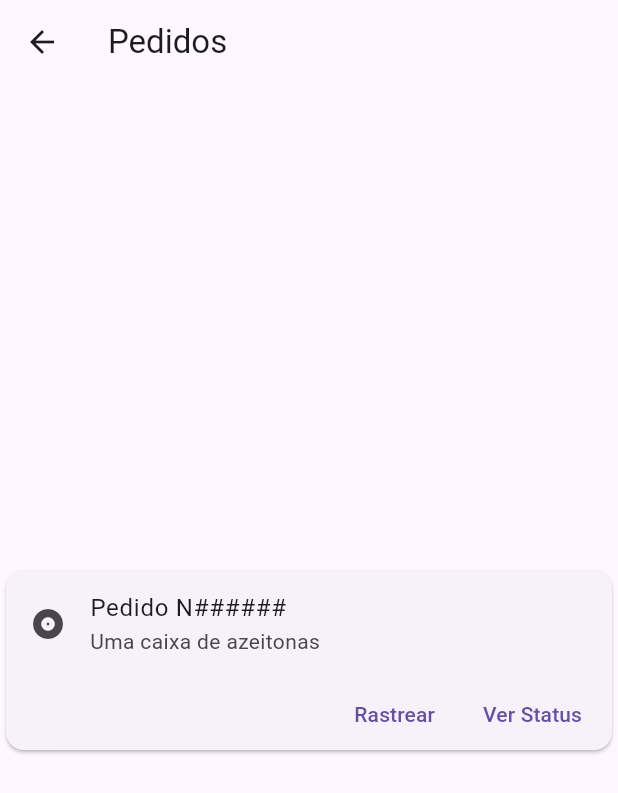
After one commit to Vitor-Vidotto/FirstFlutter-App, a Flutter app: the RastrearPedidoPage screen opened directly, after a tap on "Entrar", on a phone screen of 412 x 824 dp. The commit adds this screen. Shown: the top 793 px of the screen. Run offline on Flutter 3.47's test engine with Material 3 defaults, Android fonts, the phone set to English and light mode, and no system bars.

Commit message:
new search card

```diff
--- a/lib/view/home.dart
+++ b/lib/view/home.dart
@@ -1,5 +1,4 @@
 import 'package:flutter/material.dart';
-import 'package:flutter/widgets.dart';
 import 'package:flutter_application_1/view/menu.dart';
 
 class MyHomePage extends StatelessWidget {
@@ -11,9 +10,9 @@ class MyHomePage extends StatelessWidget {
   Widget build(BuildContext context) {
     return Scaffold(
       appBar: AppBar(
-        title: Text(this.title),
+        title: Text(title),
       ),
-      body: Column(children: [
+      body: Center(child: Column(children: [
         const Padding(
             padding: EdgeInsets.all(20.0),
             child: TextField(
@@ -31,10 +30,10 @@ class MyHomePage extends StatelessWidget {
               ),
             )),
         Padding(
-          padding: EdgeInsets.all(20.0),
+          padding: const EdgeInsets.all(20.0),
           child: TextButton(
             style: TextButton.styleFrom(
-              foregroundColor: Color.fromARGB(255, 13, 145, 101),
+              foregroundColor:  Color.fromARGB(255, 13, 145, 101),
             ),
             onPressed: () {
               Navigator.push(
@@ -48,6 +47,6 @@ class MyHomePage extends StatelessWidget {
           ),
         ),
       ]),
-    );
+    ),);
   }
 }
--- a/lib/view/menu.dart
+++ b/lib/view/menu.dart
@@ -1,5 +1,6 @@
 import 'package:flutter/material.dart';
 import 'package:flutter/widgets.dart';
+import 'package:flutter_application_1/view/pesquisa.dart';
 
 class RastrearPedidoPage extends StatelessWidget {
   const RastrearPedidoPage({super.key, required this.title});
@@ -30,7 +31,16 @@ class RastrearPedidoPage extends StatelessWidget {
           Padding(padding: EdgeInsets.all(20.0),child: TextButton(style: TextButton.styleFrom(
     foregroundColor: Color.fromARGB(255, 13, 145, 101),
   ),
-onPressed: () { },child: Text('Pesquisar'),),),
+  onPressed: () {
+              Navigator.push(
+                  context,
+                  MaterialPageRoute(
+                    builder: (context) =>
+                        const PedidoRastreado(title: "Pedidos"),
+                  ));
+            },
+            child: Text('Entrar'),
+          ),),
         ]
        ),
     );
--- /dev/null
+++ b/lib/view/pesquisa.dart
@@ -0,0 +1,45 @@
+import 'package:flutter/material.dart';
+
+class PedidoRastreado extends StatelessWidget {
+  const PedidoRastreado({super.key, required this.title});
+
+  final String title;
+
+  @override
+  Widget build(BuildContext context) {
+        return Scaffold(
+      appBar: AppBar(
+        title: Text(this.title),
+      ),
+      body:
+       Center(
+      child: Card(
+        child: Column(
+          mainAxisSize: MainAxisSize.min,
+          children: <Widget>[
+            const ListTile(
+              leading: Icon(Icons.album),
+              title: Text('Pedido N######'),
+              subtitle: Text('Uma caixa de azeitonas'),
+            ),
+            Row(
+              mainAxisAlignment: MainAxisAlignment.end,
+              children: <Widget>[
+                TextButton(
+                  child: const Text('Rastrear'),
+                  onPressed: () {/* ... */},
+                ),
+                const SizedBox(width: 8),
+                TextButton(
+                  child: const Text('Ver Status'),
+                  onPressed: () {/* ... */},
+                ),
+                const SizedBox(width: 8),
+              ],
+            ),
+          ],
+        ),
+      ),
+    ),);
+  }
+}
```
